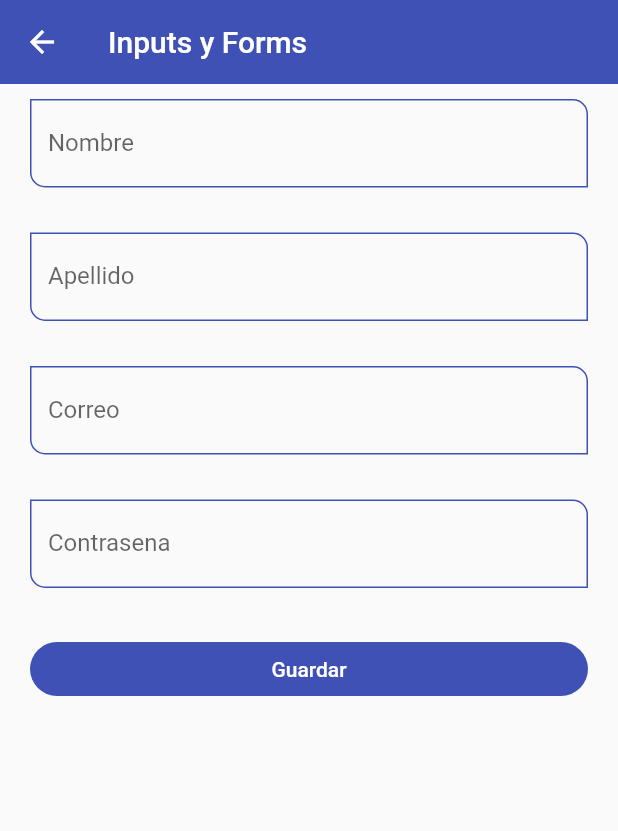
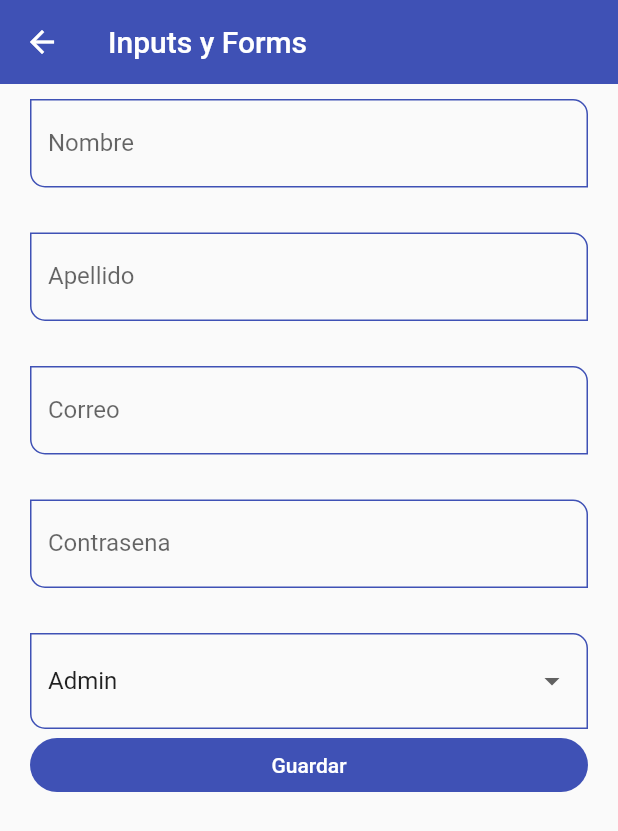
Before and after one commit to JeancarlosCarvajal/componentes-de-flutter-basicos, a Flutter app: the InputsScreen screen opened by its route, on a phone screen of 412 x 824 dp. Shown: the top 831 px of the screen. Run offline on Flutter 3.47's test engine with Material 2 defaults, Android fonts, the phone set to English and light mode, and no system bars.

Commit message:
Creando Input Slide y modificando imagen con su value, se creo widget para hacer el scroll vertical OJO, luego de este commit lo quitare

```diff
--- a/lib/router/app_routes.dart
+++ b/lib/router/app_routes.dart
@@ -18,6 +18,7 @@ class AppRoutes{
     MenuOption(route: 'avatar', name: 'Circle Avartar', screen: const AvatarScreen(), icon: Icons.supervised_user_circle_outlined),
     MenuOption(route: 'animated', name: 'Animated Container', screen: const AnimatedScreen(), icon: Icons.play_circle_outline_rounded),
     MenuOption(route: 'inputs', name: 'Text Inputs', screen: const InputsScreen(), icon: Icons.input_rounded),
+    MenuOption(route: 'slider', name: 'Slider && Checks', screen: const SliderScreen(), icon: Icons.slow_motion_video_outlined),
   ];
 
 
--- a/lib/screens/inputs_screen.dart
+++ b/lib/screens/inputs_screen.dart
@@ -11,10 +11,10 @@ class InputsScreen extends StatelessWidget {
     final GlobalKey<FormState> myFormKey = GlobalKey<FormState>();
 
     final Map<String, String> formValues = {
-      'first_name': 'Jeancarlos',
-      'last_name' : 'Carvajal',
-      'email'     : 'jeancarloscarvajalavila@gmail.com',
-      'password'  : '123456',
+      'first_name': 'test', // pueden ir vacios los valores, porque debajo se sobre escriben
+      'last_name' : 'test',
+      'email'     : 'test@gmail.com',
+      'password'  : 'test',
       'role'      : 'admin',
     };
 
@@ -41,6 +41,21 @@ class InputsScreen extends StatelessWidget {
 
                 CustomInputField(labelText: 'Contrasena', hintText: 'Contrasena de Usuario', obscureText: true, formProperty: 'password', formValues: formValues, ),
                 const SizedBox(height: 30,),
+
+
+                DropdownButtonFormField<String>( // <String> se coloco para corregir el error
+                  value: 'Admin', // se hizo para corregir el error
+                  items: const [
+                    DropdownMenuItem(value: 'Admin', child: Text('Admin'),),
+                    DropdownMenuItem(value: 'Superuser', child: Text('Superuser'),),
+                    DropdownMenuItem(value: 'Developer', child: Text('Developer'),),
+                    DropdownMenuItem(value: 'Jr. Developer', child: Text('Jr.Developer'),),
+                  ],
+                  onChanged: (value){
+                    print(value);
+                    formValues['role'] = value ?? 'Admin';
+                  }
+                ),
 
                 ElevatedButton(
                   child: const SizedBox(
--- a/lib/screens/screens.dart
+++ b/lib/screens/screens.dart
@@ -1,3 +1,5 @@
+
+
 
 
 
@@ -10,3 +12,4 @@ export 'package:fl_components/screens/home_screen.dart';
 export 'package:fl_components/screens/inputs_screen.dart';
 export 'package:fl_components/screens/listview1_screen.dart';
 export 'package:fl_components/screens/listview2_screen.dart';
+export 'package:fl_components/screens/slider_screen.dart';
```
Also changed, not shown: lib/screens/slider_screen.dart (added, +62 -0 lines).
